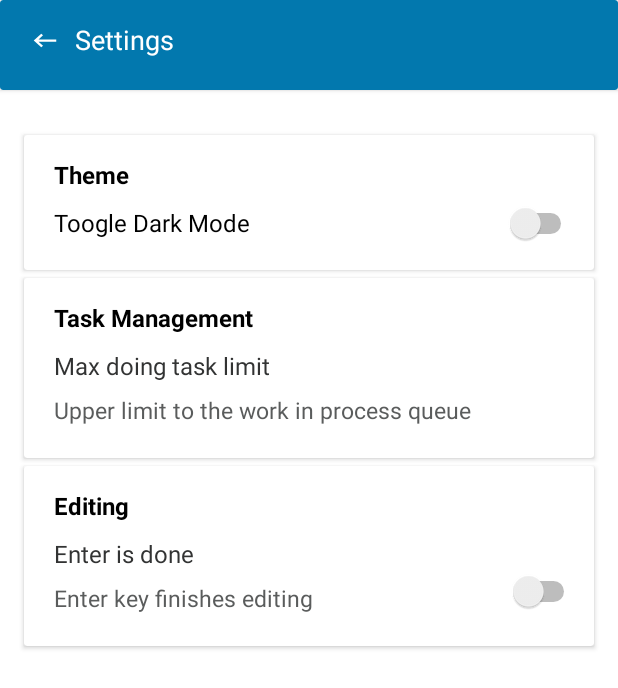
After one commit to daveradin753/BerAgenda, an Android app: the layout fragment_settings.xml on its own in the app's theme, with its tools: preview values and no code run, on a phone screen of 412 x 824 dp. The commit adds this screen. Shown: the top 688 px of the screen. Run offline under Robolectric (Android 15) with nearby library versions, the phone set to English and light mode, and no system bars.

Commit message:
settings layout

```diff
--- /dev/null
+++ b/app/src/main/java/com/example/beragenda/fragment/SettingsFragment.kt
@@ -0,0 +1,30 @@
+package com.example.beragenda.fragment
+
+import android.content.Intent
+import android.os.Bundle
+import android.text.TextUtils
+import android.text.TextUtils.replace
+import android.util.Log
+import androidx.fragment.app.Fragment
+import android.view.LayoutInflater
+import android.view.View
+import android.view.ViewGroup
+import android.widget.Button
+import android.widget.EditText
+import android.widget.TextView
+import android.widget.Toast
+import androidx.fragment.app.FragmentManager
+import com.example.beragenda.R
+import com.example.beragenda.activity.HomePageActivity
+import com.google.firebase.auth.FirebaseAuth
+import com.google.firebase.auth.FirebaseAuthException
+import org.w3c.dom.Text
+
+class SettingsFragment : Fragment() {
+
+
+    override fun onCreateView(inflater: LayoutInflater, container: ViewGroup?,
+                              savedInstanceState: Bundle?): View? {
+        // Inflate the layout for this fragment
+        return inflater.inflate(R.layout.fragment_settings, container, false)
+    }
--- /dev/null
+++ b/app/src/main/res/drawable/ic_back.xml
@@ -0,0 +1,5 @@
+<vector android:height="24dp" android:tint="#FFFFFF"
+    android:viewportHeight="24" android:viewportWidth="24"
+    android:width="24dp" xmlns:android="http://schemas.android.com/apk/res/android">
+    <path android:fillColor="@android:color/white" android:pathData="M21,11H6.83l3.58,-3.59L9,6l-6,6 6,6 1.41,-1.41L6.83,13H21z"/>
+</vector>
--- /dev/null
+++ b/app/src/main/res/layout/fragment_settings.xml
@@ -0,0 +1,203 @@
+<?xml version="1.0" encoding="utf-8"?>
+<FrameLayout xmlns:android="http://schemas.android.com/apk/res/android"
+    xmlns:tools="http://schemas.android.com/tools"
+    android:layout_width="match_parent"
+    android:layout_height="match_parent"
+    tools:context=".fragment.SettingsFragment"
+    xmlns:app="http://schemas.android.com/apk/res-auto"
+    android:background="@color/white">
+
+    <RelativeLayout
+        android:layout_width="match_parent"
+        android:layout_height="match_parent">
+
+        <androidx.cardview.widget.CardView
+            android:id="@+id/cvNavSettings"
+            android:layout_width="match_parent"
+            android:layout_height="60dp"
+            app:cardBackgroundColor="@color/blue">
+
+            <androidx.appcompat.widget.AppCompatButton
+            android:id="@+id/btnBackSettings"
+            android:layout_width="20dp"
+            android:layout_height="18dp"
+            android:layout_alignParentLeft="true"
+            android:layout_alignParentTop="true"
+            android:layout_marginLeft="20dp"
+            android:layout_marginTop="18dp"
+            android:background="@drawable/ic_back" />
+
+        <TextView
+            android:id="@+id/tvSettings"
+            android:layout_width="wrap_content"
+            android:layout_height="wrap_content"
+            android:text="Settings"
+            android:textColor="@color/white"
+            android:textSize="18dp"
+            android:layout_marginTop="14dp"
+            android:layout_marginLeft="50dp"/>
+
+        </androidx.cardview.widget.CardView>
+
+        <androidx.cardview.widget.CardView
+            android:id="@+id/cvToogleTheme"
+            android:layout_width="380dp"
+            android:layout_height="90dp"
+            android:layout_below="@id/cvNavSettings"
+            android:layout_centerHorizontal="true"
+            android:layout_marginTop="30dp">
+
+            <RelativeLayout
+                android:layout_width="match_parent"
+                android:layout_height="wrap_content">
+
+                <TextView
+                    android:layout_width="wrap_content"
+                    android:layout_height="wrap_content"
+                    android:id="@+id/tvTheme"
+                    android:text="Theme"
+                    android:textColor="@color/black"
+                    android:textSize="16dp"
+                    android:textStyle="bold"
+                    android:layout_marginLeft="20dp"
+                    android:layout_marginTop="15dp"/>
+
+
+                <TextView
+                    android:id="@+id/tvDarkMode"
+                    android:layout_width="wrap_content"
+                    android:layout_height="wrap_content"
+                    android:layout_marginLeft="20dp"
+                    android:layout_below="@id/tvTheme"
+                    android:layout_marginTop="10dp"
+                    android:layout_marginBottom="8dp"
+                    android:text="Toogle Dark Mode"
+                    android:textColor="@color/black"
+                    android:textSize="16dp" />
+
+                <Switch
+                    android:id="@+id/switchDark"
+                    android:layout_width="wrap_content"
+                    android:layout_height="wrap_content"
+                    android:layout_marginTop="45dp"
+                    android:layout_marginBottom="8dp"
+                    android:layout_marginLeft="170dp"
+                    android:layout_toRightOf="@id/tvDarkMode"/>
+
+            </RelativeLayout>
+        </androidx.cardview.widget.CardView>
+
+        <androidx.cardview.widget.CardView
+            android:id="@+id/cvTaskManagement"
+            android:layout_width="380dp"
+            android:layout_height="120dp"
+            android:layout_below="@id/cvToogleTheme"
+            android:layout_centerHorizontal="true"
+            android:layout_marginTop="5dp">
+
+            <RelativeLayout
+                android:layout_width="match_parent"
+                android:layout_height="wrap_content">
+
+                <TextView
+                    android:layout_width="wrap_content"
+                    android:layout_height="wrap_content"
+                    android:id="@+id/tvTaskMgmt1"
+                    android:text="Task Management"
+                    android:textColor="@color/black"
+                    android:textSize="16dp"
+                    android:textStyle="bold"
+                    android:layout_marginLeft="20dp"
+                    android:layout_marginTop="15dp"/>
+
+
+                <TextView
+                    android:id="@+id/tvTaskMgmt2"
+                    android:layout_width="wrap_content"
+                    android:layout_height="wrap_content"
+                    android:layout_marginLeft="20dp"
+                    android:layout_below="@id/tvTaskMgmt1"
+                    android:layout_marginTop="10dp"
+                    android:layout_marginBottom="8dp"
+                    android:text="Max doing task limit"
+                    android:textColor="@color/grey"
+                    android:textSize="16dp" />
+
+                <TextView
+                    android:id="@+id/tvTaskMgmt3"
+                    android:layout_width="wrap_content"
+                    android:layout_height="wrap_content"
+                    android:layout_marginLeft="20dp"
+                    android:layout_below="@id/tvTaskMgmt2"
+                    android:layout_marginBottom="8dp"
+                    android:text="Upper limit to the work in process queue"
+                    android:textColor="@color/light_grey"
+                    android:textSize="15dp" />
+
+            </RelativeLayout>
+        </androidx.cardview.widget.CardView>
+
+        <androidx.cardview.widget.CardView
+            android:id="@+id/cvEditing"
+            android:layout_width="380dp"
+            android:layout_height="120dp"
+            android:layout_below="@id/cvTaskManagement"
+            android:layout_centerHorizontal="true"
+            android:layout_marginTop="5dp">
+
+            <RelativeLayout
+                android:layout_width="match_parent"
+                android:layout_height="wrap_content">
+
+                <TextView
+                    android:layout_width="wrap_content"
+                    android:layout_height="wrap_content"
+                    android:id="@+id/tvEditing"
+                    android:text="Editing"
+                    android:textColor="@color/black"
+                    android:textSize="16dp"
+                    android:textStyle="bold"
+                    android:layout_marginLeft="20dp"
+                    android:layout_marginTop="15dp"/>
+
+
+                <TextView
+                    android:id="@+id/tvEnterDone1"
+                    android:layout_width="wrap_content"
+                    android:layout_height="wrap_content"
+                    android:layout_marginLeft="20dp"
+                    android:layout_below="@id/tvEditing"
+                    android:layout_marginTop="10dp"
+                    android:layout_marginBottom="8dp"
+                    android:text="Enter is done"
+                    android:textColor="@color/grey"
+                    android:textSize="16dp" />
+
+                <TextView
+                    android:id="@+id/tvEnterDone2"
+                    android:layout_width="wrap_content"
+                    android:layout_height="wrap_content"
+                    android:layout_marginLeft="20dp"
+                    android:layout_below="@id/tvEnterDone1"
+                    android:layout_marginBottom="8dp"
+                    android:text="Enter key finishes editing"
+                    android:textColor="@color/light_grey"
+                    android:textSize="15dp" />
+
+                <Switch
+                    android:id="@+id/switchEnterDone"
+                    android:layout_width="wrap_content"
+                    android:layout_height="wrap_content"
+                    android:layout_marginTop="70dp"
+                    android:layout_marginBottom="8dp"
+                    android:layout_marginLeft="130dp"
+                    android:layout_toRightOf="@id/tvEnterDone2"/>
+
+            </RelativeLayout>
+        </androidx.cardview.widget.CardView>
+
+
+
+    </RelativeLayout>
+
+</FrameLayout>
--- a/app/src/main/res/values/colors.xml
+++ b/app/src/main/res/values/colors.xml
@@ -12,4 +12,6 @@
     <color name="cyan">#9EF5CF</color>
     <color name="green_light_blue">#E8FFC1</color>
     <color name="toska">#16CCBD</color>
+    <color name="grey">#323333</color>
+    <color name="light_grey">#5A5C5C</color>
 </resources>
```
